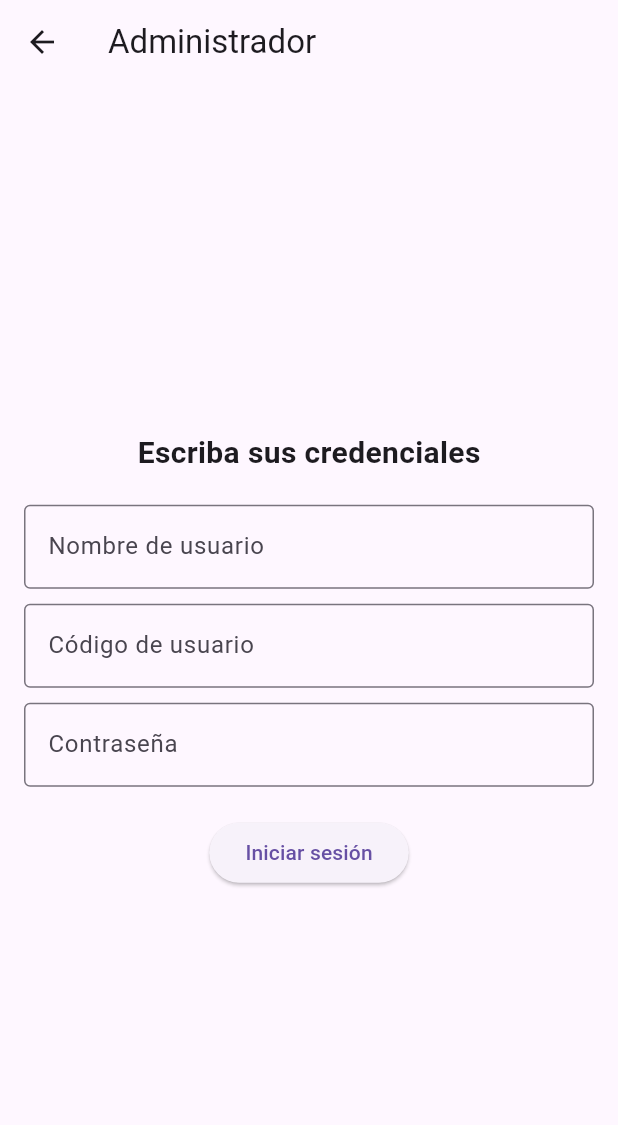
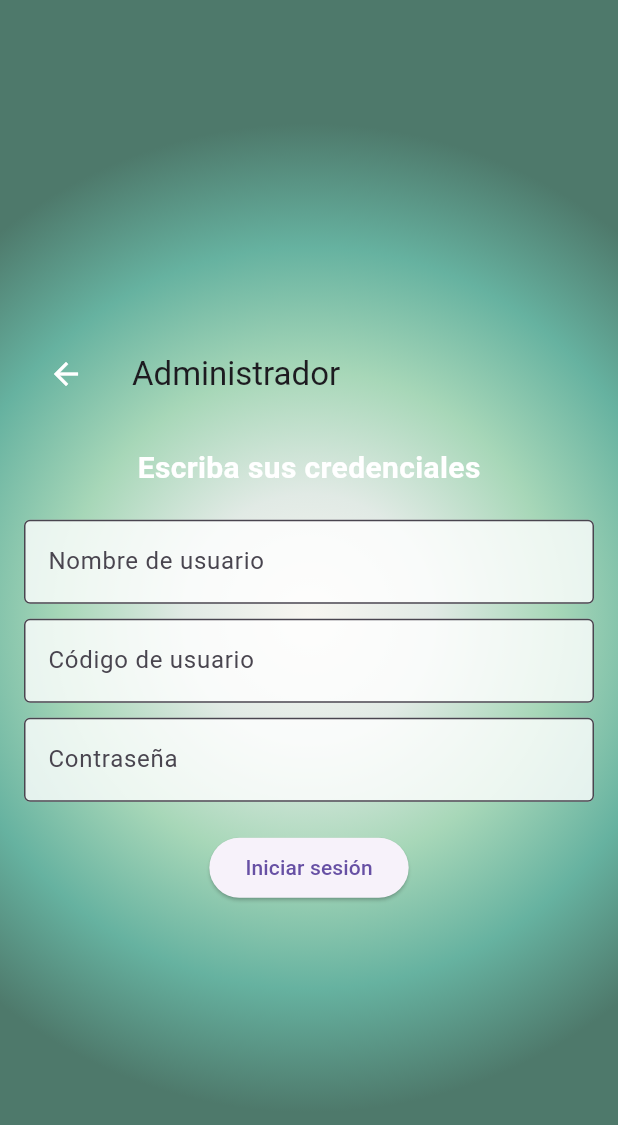
Before and after one commit to desarrolloProgramacion/desarrollo_v1, a Flutter app: the AdminPage screen opened directly, on a phone screen of 412 x 824 dp. Shown: the top 1125 px of the screen. Run offline on Flutter 3.47's test engine with Material 3 defaults, Android fonts, the phone set to English and light mode, and no system bars.

Commit message:
it was add in new color of backgroun in the class ProfileUser

```diff
--- a/lib/ui/Login/Manager/ProfileUser.dart
+++ b/lib/ui/Login/Manager/ProfileUser.dart
@@ -1,7 +1,6 @@
-
 import 'package:flutter/material.dart';
 
-import '../../MainPage/MangerPage/ManagerPage.dart';
+import '../../../utils/Colors.dart';
 
 class AdminPage extends StatelessWidget {
   const AdminPage({super.key});
@@ -9,59 +8,76 @@ class AdminPage extends StatelessWidget {
   @override
   Widget build(BuildContext context) {
     return Scaffold(
-      appBar: AppBar(
+      body: Container(
+        decoration: const BoxDecoration(
+          gradient: AppColors.radialGradient,
+        ),
+        child: SafeArea(
+          child: Padding(
+            padding: const EdgeInsets.all(16.0),
+            child: Column(
+              mainAxisAlignment: MainAxisAlignment.center,
+              children: [
+                AppBar(
                   title: const Text('Administrador'),
+                  backgroundColor: Colors.transparent,
+                  elevation: 0, // Elimina la sombra
                   leading: IconButton(
-          icon: const Icon(Icons.arrow_back),
+                    icon: const Icon(Icons.arrow_back, color: Colors.white),
                     onPressed: () {
                       Navigator.pop(context);
                     },
                   ),
                 ),
-      body: Padding(
-        padding: const EdgeInsets.all(16.0),
-        child: Column(
-          mainAxisAlignment: MainAxisAlignment.center,
-          children: [
+                const SizedBox(height: 20),
                 const Text(
                   'Escriba sus credenciales',
-              style: TextStyle(fontSize: 20, fontWeight: FontWeight.bold),
+                  style: TextStyle(
+                    fontSize: 20,
+                    fontWeight: FontWeight.bold,
+                    color: Colors.white, // Para que el texto contraste
+                  ),
                 ),
                 const SizedBox(height: 20),
                 TextField(
-              decoration: const InputDecoration(
+                  decoration: InputDecoration(
                     labelText: 'Nombre de usuario',
                     border: OutlineInputBorder(),
+                    filled: true,
+                    fillColor: Colors.white.withOpacity(0.8),
                   ),
                 ),
                 const SizedBox(height: 10),
                 TextField(
-              decoration: const InputDecoration(
+                  decoration: InputDecoration(
                     labelText: 'Código de usuario',
                     border: OutlineInputBorder(),
+                    filled: true,
+                    fillColor: Colors.white.withOpacity(0.8),
                   ),
                 ),
                 const SizedBox(height: 10),
                 TextField(
                   obscureText: true,
-              decoration: const InputDecoration(
+                  decoration: InputDecoration(
                     labelText: 'Contraseña',
                     border: OutlineInputBorder(),
+                    filled: true,
+                    fillColor: Colors.white.withOpacity(0.8),
                   ),
                 ),
                 const SizedBox(height: 20),
                 ElevatedButton(
                   onPressed: () {
-                Navigator.pushReplacement(
-                  context,
-                  MaterialPageRoute(builder: (context) => const managerPage()),
-                );
+                    Navigator.pushReplacementNamed(context, '/managerPage');
                   },
                   child: const Text('Iniciar sesión'),
                 ),
               ],
             ),
           ),
+        ),
+      ),
     );
   }
 }
```
Lines whose indentation alone changed are shown as unchanged.
